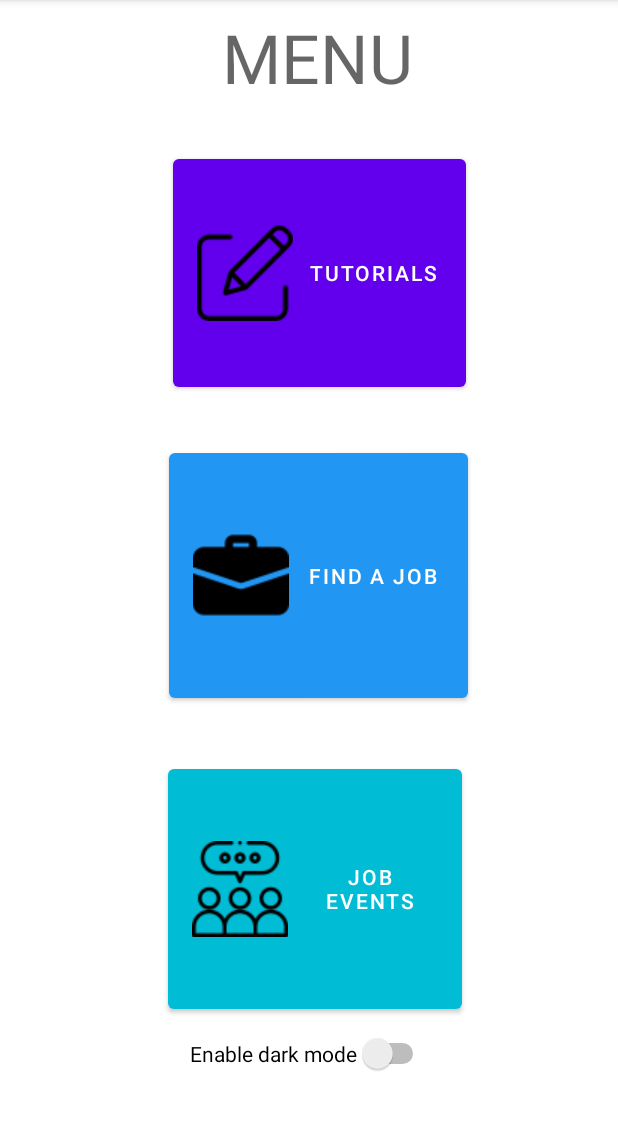
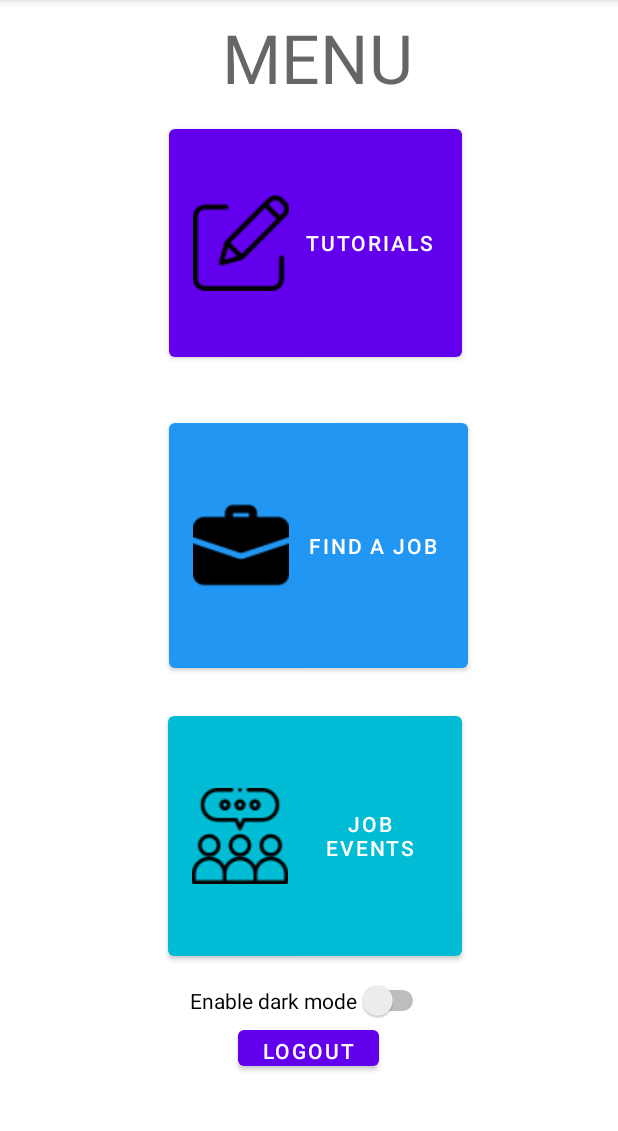
Before and after one commit to tpolic/MobileAppDevFINALE, an Android app: the MenuPage screen opened directly, with no data from a screen before it, on a phone screen of 412 x 824 dp, the part 84-1215 px from its top. Run offline under Robolectric (Android 15) with nearby library versions, the phone set to English and light mode, and no system bars; our stand-ins replace Firebase (no records; nobody signed in at launch, a user with empty details on screens opened directly); Roboto replaces fonts that are not available here.

Commit message:
fixing map

```diff
--- a/app/src/main/java/com/example/finale/MenuPage.kt
+++ b/app/src/main/java/com/example/finale/MenuPage.kt
@@ -1,14 +1,15 @@
 package com.example.finale
 
 import android.content.Intent
-import androidx.appcompat.app.AppCompatActivity
 import android.os.Bundle
 import android.widget.Button
 import android.widget.Switch
+import androidx.appcompat.app.AppCompatActivity
 import androidx.appcompat.app.AppCompatDelegate
 import com.example.finale.view.EventView
 import com.example.finale.view.JobView
 import com.example.finale.view.TutorialView
+import com.google.firebase.auth.FirebaseAuth
 
 class MenuPage : AppCompatActivity() {
     override fun onCreate(savedInstanceState: Bundle?) {
@@ -34,21 +35,29 @@ class MenuPage : AppCompatActivity() {
         }
 
         // Declare the switch from the layout file
-        val btn = findViewById<Switch>(R.id.switch1)
+        val switchBtn = findViewById<Switch>(R.id.switch1)
 
         // set the switch to listen on checked change
-        btn.setOnCheckedChangeListener { _, isChecked ->
+        switchBtn.setOnCheckedChangeListener { _, isChecked ->
 
             // if the button is checked, i.e., towards the right or enabled
             // enable dark mode, change the text to disable dark mode
             // else keep the switch text to enable dark mode
-            if (btn.isChecked) {
+            if (switchBtn.isChecked) {
                 AppCompatDelegate.setDefaultNightMode(AppCompatDelegate.MODE_NIGHT_YES)
-                btn.text = "Disable dark mode"
+                switchBtn.text = "Disable dark mode"
             } else {
                 AppCompatDelegate.setDefaultNightMode(AppCompatDelegate.MODE_NIGHT_NO)
-                btn.text = "Enable dark mode"
+                switchBtn.text = "Enable dark mode"
             }
+        }
+
+        val logoutBtn = findViewById<Button>(R.id.logout)
+
+        logoutBtn.setOnClickListener {
+            FirebaseAuth.getInstance().signOut()
+            startActivity(Intent(this@MenuPage, MainActivity::class.java))
+            finish()
         }
     }
 }
--- a/app/src/main/java/com/example/finale/view/JobView.kt
+++ b/app/src/main/java/com/example/finale/view/JobView.kt
@@ -17,13 +17,11 @@ class JobView : AppCompatActivity() {
         setContentView(R.layout.job_view)
 
         navController = findNavControllerWorkaround(R.id.navHost)
-
     }
-
     override fun onSupportNavigateUp(): Boolean {
         return navController.navigateUp()
-    }
     }
     fun AppCompatActivity.findNavControllerWorkaround(resId: Int): NavController {
         return (supportFragmentManager.findFragmentById(resId) as NavHost).navController
     }
+}
--- a/app/src/main/res/layout/activity_menu_page.xml
+++ b/app/src/main/res/layout/activity_menu_page.xml
@@ -10,7 +10,7 @@
         android:id="@+id/job_list_button"
         android:layout_width="199dp"
         android:layout_height="175dp"
-        android:layout_marginTop="296dp"
+        android:layout_marginTop="276dp"
         android:layout_marginEnd="100dp"
         android:drawableLeft="@drawable/suitcase"
         android:text="Find a job"
@@ -22,8 +22,8 @@
         android:id="@+id/tutorial_button"
         android:layout_width="195dp"
         android:layout_height="164dp"
-        android:layout_marginTop="100dp"
-        android:layout_marginEnd="101dp"
+        android:layout_marginTop="80dp"
+        android:layout_marginEnd="104dp"
         android:drawableLeft="@drawable/edit"
         android:text="Tutorials"
         app:layout_constraintEnd_toEndOf="parent"
@@ -34,7 +34,7 @@
         android:layout_width="196dp"
         android:layout_height="172dp"
         android:layout_marginStart="112dp"
-        android:layout_marginTop="35dp"
+        android:layout_marginTop="20dp"
         android:drawableLeft="@drawable/talking"
         android:text="Job events"
         app:backgroundTint="#00BCD4"
@@ -69,4 +69,13 @@
         app:layout_constraintEnd_toEndOf="parent"
         app:layout_constraintTop_toBottomOf="@+id/events_button"
         tools:ignore="UseSwitchCompatOrMaterialXml" />
+
+    <Button
+        android:id="@+id/logout"
+        android:layout_width="94dp"
+        android:layout_height="36dp"
+        android:layout_marginEnd="159dp"
+        android:text="Logout"
+        app:layout_constraintEnd_toEndOf="parent"
+        app:layout_constraintTop_toBottomOf="@+id/switch1" />
 </androidx.constraintlayout.widget.ConstraintLayout>
--- a/app/src/main/res/layout/fragment_detail_job.xml
+++ b/app/src/main/res/layout/fragment_detail_job.xml
@@ -44,6 +44,7 @@
                 android:id="@+id/location"
                 android:layout_width="wrap_content"
                 android:layout_height="wrap_content"
+                android:layout_marginLeft="5dp"
                 android:layout_marginEnd="324dp"
                 android:layout_marginBottom="12dp"
                 android:text="Location"
@@ -54,6 +55,7 @@
                 android:id="@+id/description"
                 android:layout_width="wrap_content"
                 android:layout_height="wrap_content"
+                android:layout_marginLeft="5dp"
                 android:fontFamily="sans-serif-black"
                 android:text="Description"
                 android:textSize="16sp"
```
Also changed, not shown: app/src/main/java/com/example/finale/view/detail/DetailEventFragment.kt (+2 -5 lines), app/src/main/java/com/example/finale/view/detail/SupportMapFragment.kt (+36 -84 lines), app/src/main/res/layout/fragment_detail_event.xml (+15 -15 lines), app/src/main/res/layout/fragment_support_map.xml (+4 -3 lines), app/src/main/res/layout/job_view.xml (+0 -19 lines), app/src/main/res/menu/bottom_nav_menu.xml (+8 -4 lines). Lines whose indentation alone changed are shown as unchanged.
